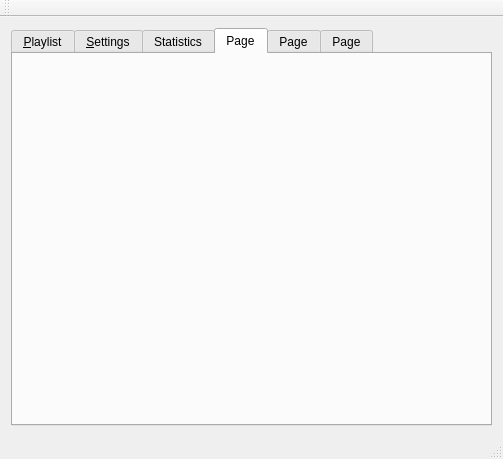
Harpo3/archsimian, file archsimian.ui: the form before one commit.
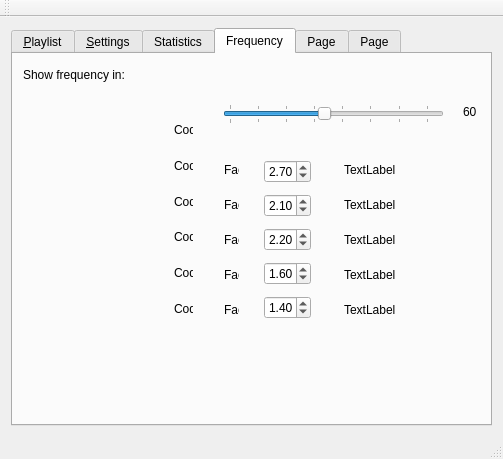
The form after the commit. The open tabs and pages were chosen to show the change. Icons and pictures are not drawn.

Commit message: Updated gui for frequency tab

```diff
--- a/archsimian.ui
+++ b/archsimian.ui
@@ -669,8 +669,401 @@
       </widget>
       <widget class="QWidget" name="tab_4">
        <attribute name="title">
-        <string>Page</string>
+        <string>Frequency</string>
        </attribute>
+       <widget class="QLabel" name="label_4">
+        <property name="geometry">
+         <rect>
+          <x>10</x>
+          <y>10</y>
+          <width>111</width>
+          <height>21</height>
+         </rect>
+        </property>
+        <property name="text">
+         <string>Show frequency in: </string>
+        </property>
+       </widget>
+       <widget class="QSlider" name="horizontalSlider">
+        <property name="geometry">
+         <rect>
+          <x>210</x>
+          <y>50</y>
+          <width>221</width>
+          <height>20</height>
+         </rect>
+        </property>
+        <property name="minimum">
+         <number>10</number>
+        </property>
+        <property name="maximum">
+         <number>120</number>
+        </property>
+        <property name="pageStep">
+         <number>1</number>
+        </property>
+        <property name="value">
+         <number>60</number>
+        </property>
+        <property name="orientation">
+         <enum>Qt::Horizontal</enum>
+        </property>
+        <property name="tickPosition">
+         <enum>QSlider::TicksBothSides</enum>
+        </property>
+        <property name="tickInterval">
+         <number>15</number>
+        </property>
+       </widget>
+       <widget class="QLabel" name="sliderLabel">
+        <property name="geometry">
+         <rect>
+          <x>450</x>
+          <y>50</y>
+          <width>31</width>
+          <height>16</height>
+         </rect>
+        </property>
+        <property name="text">
+         <string>60</string>
+        </property>
+       </widget>
+       <widget class="QWidget" name="">
+        <property name="geometry">
+         <rect>
+          <x>130</x>
+          <y>10</y>
+          <width>299</width>
+          <height>22</height>
+         </rect>
+        </property>
+        <layout class="QHBoxLayout" name="horizontalLayout_2">
+         <item>
+          <widget class="QRadioButton" name="daysradioButton">
+           <property name="text">
+            <string>Days</string>
+           </property>
+           <property name="checked">
+            <bool>true</bool>
+           </property>
+          </widget>
+         </item>
+         <item>
+          <widget class="QRadioButton" name="weeksradioButton">
+           <property name="text">
+            <string>Wee&amp;ks</string>
+           </property>
+          </widget>
+         </item>
+         <item>
+          <widget class="QRadioButton" name="monthsradioButton">
+           <property name="text">
+            <string>&amp;Months</string>
+           </property>
+          </widget>
+         </item>
+        </layout>
+       </widget>
+       <widget class="QWidget" name="">
+        <property name="geometry">
+         <rect>
+          <x>0</x>
+          <y>50</y>
+          <width>141</width>
+          <height>231</height>
+         </rect>
+        </property>
+        <layout class="QVBoxLayout" name="verticalLayout_3">
+         <item>
+          <widget class="QLabel" name="fivestarLabel">
+           <property name="text">
+            <string/>
+           </property>
+           <property name="pixmap">
+            <pixmap>../../../data/mmdata/ratetracks/five.png</pixmap>
+           </property>
+           <property name="scaledContents">
+            <bool>true</bool>
+           </property>
+          </widget>
+         </item>
+         <item>
+          <widget class="QLabel" name="fourstarLabel">
+           <property name="text">
+            <string/>
+           </property>
+           <property name="pixmap">
+            <pixmap>../../../data/mmdata/ratetracks/four.png</pixmap>
+           </property>
+           <property name="scaledContents">
+            <bool>true</bool>
+           </property>
+          </widget>
+         </item>
+         <item>
+          <widget class="QLabel" name="label_5">
+           <property name="text">
+            <string/>
+           </property>
+           <property name="pixmap">
+            <pixmap>../../../data/mmdata/ratetracks/threeonehalf.png</pixmap>
+           </property>
+           <property name="scaledContents">
+            <bool>true</bool>
+           </property>
+          </widget>
+         </item>
+         <item>
+          <widget class="QLabel" name="label_6">
+           <property name="text">
+            <string/>
+           </property>
+           <property name="pixmap">
+            <pixmap>../../../data/mmdata/ratetracks/three.png</pixmap>
+           </property>
+           <property name="scaledContents">
+            <bool>true</bool>
+           </property>
+          </widget>
+         </item>
+         <item>
+          <widget class="QLabel" name="label_7">
+           <property name="text">
+            <string/>
+           </property>
+           <property name="pixmap">
+            <pixmap>../../../data/mmdata/ratetracks/twoonehalf.png</pixmap>
+           </property>
+           <property name="scaledContents">
+            <bool>true</bool>
+           </property>
+          </widget>
+         </item>
+         <item>
+          <widget class="QLabel" name="label_8">
+           <property name="text">
+            <string/>
+           </property>
+           <property name="pixmap">
+            <pixmap>../../../data/mmdata/ratetracks/two.png</pixmap>
+           </property>
+           <property name="scaledContents">
+            <bool>true</bool>
+           </property>
+          </widget>
+         </item>
+        </layout>
+       </widget>
+       <widget class="QWidget" name="">
+        <property name="geometry">
+         <rect>
+          <x>150</x>
+          <y>50</y>
+          <width>41</width>
+          <height>231</height>
+         </rect>
+        </property>
+        <layout class="QVBoxLayout" name="verticalLayout_4">
+         <item>
+          <widget class="QLabel" name="label_9">
+           <property name="text">
+            <string>Code 3</string>
+           </property>
+          </widget>
+         </item>
+         <item>
+          <widget class="QLabel" name="label_10">
+           <property name="text">
+            <string>Code 4</string>
+           </property>
+          </widget>
+         </item>
+         <item>
+          <widget class="QLabel" name="label_11">
+           <property name="text">
+            <string>Code 5</string>
+           </property>
+          </widget>
+         </item>
+         <item>
+          <widget class="QLabel" name="label_12">
+           <property name="text">
+            <string>Code 6</string>
+           </property>
+          </widget>
+         </item>
+         <item>
+          <widget class="QLabel" name="label_18">
+           <property name="text">
+            <string>Code 7</string>
+           </property>
+          </widget>
+         </item>
+         <item>
+          <widget class="QLabel" name="label_19">
+           <property name="text">
+            <string>Code 8</string>
+           </property>
+          </widget>
+         </item>
+        </layout>
+       </widget>
+       <widget class="QWidget" name="">
+        <property name="geometry">
+         <rect>
+          <x>200</x>
+          <y>90</y>
+          <width>37</width>
+          <height>191</height>
+         </rect>
+        </property>
+        <layout class="QVBoxLayout" name="verticalLayout_5">
+         <item>
+          <widget class="QLabel" name="label_21">
+           <property name="text">
+            <string>Factor</string>
+           </property>
+          </widget>
+         </item>
+         <item>
+          <widget class="QLabel" name="label_22">
+           <property name="text">
+            <string>Factor</string>
+           </property>
+          </widget>
+         </item>
+         <item>
+          <widget class="QLabel" name="label_23">
+           <property name="text">
+            <string>Factor</string>
+           </property>
+          </widget>
+         </item>
+         <item>
+          <widget class="QLabel" name="label_24">
+           <property name="text">
+            <string>Factor</string>
+           </property>
+          </widget>
+         </item>
+         <item>
+          <widget class="QLabel" name="label_25">
+           <property name="text">
+            <string>Factor</string>
+           </property>
+          </widget>
+         </item>
+        </layout>
+       </widget>
+       <widget class="QWidget" name="">
+        <property name="geometry">
+         <rect>
+          <x>240</x>
+          <y>90</y>
+          <width>69</width>
+          <height>191</height>
+         </rect>
+        </property>
+        <layout class="QVBoxLayout" name="verticalLayout_6">
+         <item>
+          <widget class="QDoubleSpinBox" name="doubleSpinBox">
+           <property name="singleStep">
+            <double>0.010000000000000</double>
+           </property>
+           <property name="value">
+            <double>2.700000000000000</double>
+           </property>
+          </widget>
+         </item>
+         <item>
+          <widget class="QDoubleSpinBox" name="doubleSpinBox_2">
+           <property name="singleStep">
+            <double>0.010000000000000</double>
+           </property>
+           <property name="value">
+            <double>2.100000000000000</double>
+           </property>
+          </widget>
+         </item>
+         <item>
+          <widget class="QDoubleSpinBox" name="doubleSpinBox_3">
+           <property name="singleStep">
+            <double>0.010000000000000</double>
+           </property>
+           <property name="value">
+            <double>2.200000000000000</double>
+           </property>
+          </widget>
+         </item>
+         <item>
+          <widget class="QDoubleSpinBox" name="doubleSpinBox_4">
+           <property name="singleStep">
+            <double>0.010000000000000</double>
+           </property>
+           <property name="value">
+            <double>1.600000000000000</double>
+           </property>
+          </widget>
+         </item>
+         <item>
+          <widget class="QDoubleSpinBox" name="doubleSpinBox_5">
+           <property name="singleStep">
+            <double>0.010000000000000</double>
+           </property>
+           <property name="value">
+            <double>1.400000000000000</double>
+           </property>
+          </widget>
+         </item>
+        </layout>
+       </widget>
+       <widget class="QWidget" name="">
+        <property name="geometry">
+         <rect>
+          <x>320</x>
+          <y>90</y>
+          <width>151</width>
+          <height>191</height>
+         </rect>
+        </property>
+        <layout class="QVBoxLayout" name="verticalLayout_7">
+         <item>
+          <widget class="QLabel" name="label_26">
+           <property name="text">
+            <string>TextLabel</string>
+           </property>
+          </widget>
+         </item>
+         <item>
+          <widget class="QLabel" name="label_27">
+           <property name="text">
+            <string>TextLabel</string>
+           </property>
+          </widget>
+         </item>
+         <item>
+          <widget class="QLabel" name="label_28">
+           <property name="text">
+            <string>TextLabel</string>
+           </property>
+          </widget>
+         </item>
+         <item>
+          <widget class="QLabel" name="label_29">
+           <property name="text">
+            <string>TextLabel</string>
+           </property>
+          </widget>
+         </item>
+         <item>
+          <widget class="QLabel" name="label_30">
+           <property name="text">
+            <string>TextLabel</string>
+           </property>
+          </widget>
+         </item>
+        </layout>
+       </widget>
       </widget>
       <widget class="QWidget" name="tab_5">
        <attribute name="title">
```
Left out of the diff: 23 changed lines with no effect on the pictures. The commit also changes 2 other files.
